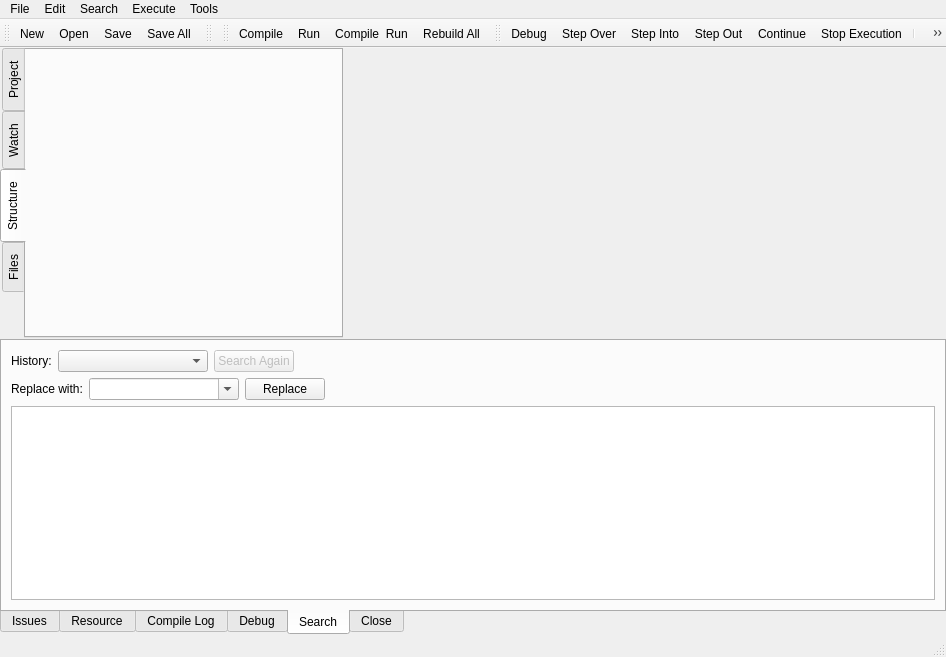
Before: the Qt Designer form RedPandaIDE/mainwindow.ui in royqh1979/RedPanda-CPP, drawn with Qt 5.
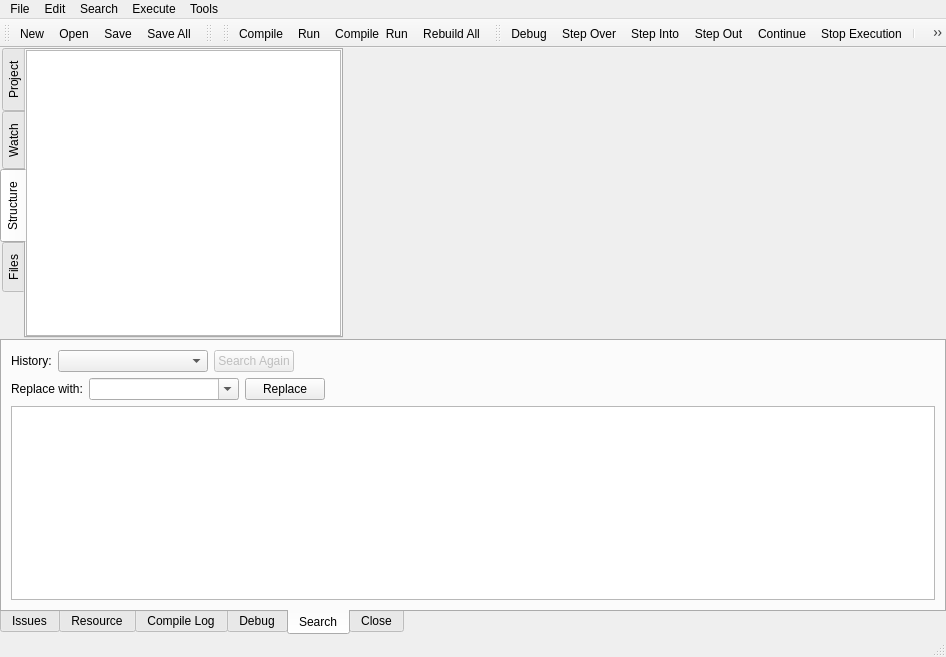
After: the same form once the commit is applied. The open tabs and pages were chosen to show the change. Icons and pictures are not drawn. Custom widgets are drawn as their Qt base class.

What changed in the file:
```diff
--- a/RedPandaIDE/mainwindow.ui
+++ b/RedPandaIDE/mainwindow.ui
@@ -131,6 +131,33 @@
             <attribute name="title">
              <string>Structure</string>
             </attribute>
+            <layout class="QVBoxLayout" name="verticalLayout_5">
+             <property name="spacing">
+              <number>0</number>
+             </property>
+             <property name="leftMargin">
+              <number>0</number>
+             </property>
+             <property name="topMargin">
+              <number>0</number>
+             </property>
+             <property name="rightMargin">
+              <number>0</number>
+             </property>
+             <property name="bottomMargin">
+              <number>0</number>
+             </property>
+             <item>
+              <widget class="QTreeView" name="classBrowser">
+               <property name="rootIsDecorated">
+                <bool>true</bool>
+               </property>
+               <attribute name="headerVisible">
+                <bool>false</bool>
+               </attribute>
+              </widget>
+             </item>
+            </layout>
            </widget>
            <widget class="QWidget" name="tabFiles">
             <attribute name="title">
```
Left out of the diff: 2 changed lines with no effect on the pictures.
